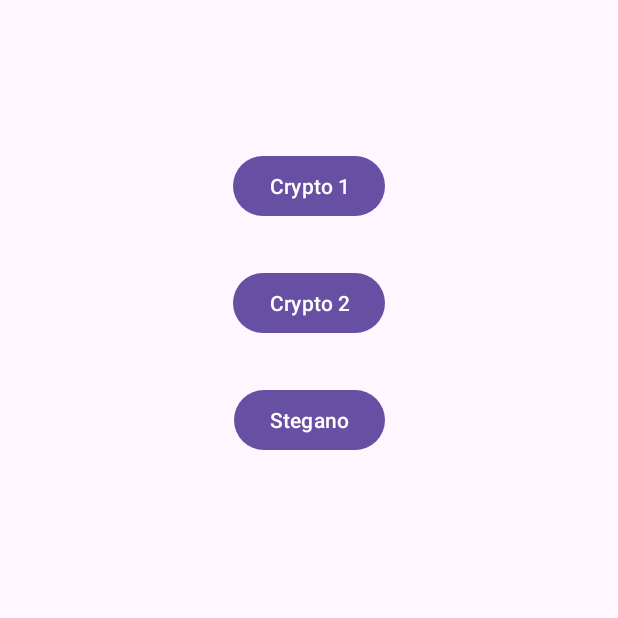
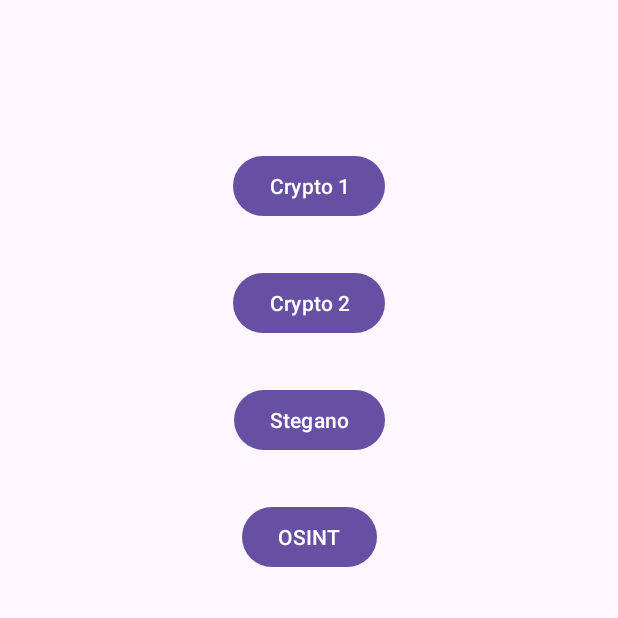
Before and after one commit to HugoCls/SDM-CTFrench, an Android app: the screen it shows after launch (MainActivity), on a phone screen of 412 x 824 dp, the top half of it. Run offline under Robolectric (Android 15) with nearby library versions, the light colour scheme and no system bars.

Commit message:
Added Osint CTF

```diff
--- a/CTFrench/app/src/main/AndroidManifest.xml
+++ b/CTFrench/app/src/main/AndroidManifest.xml
@@ -12,6 +12,9 @@
         android:supportsRtl="true"
         android:theme="@style/Theme.CTFrench"
         tools:targetApi="31">
+        <activity
+            android:name=".OSINT"
+            android:exported="false" />
         <activity
             android:name=".Crypto2"
             android:exported="false" />
--- a/CTFrench/app/src/main/java/com/example/ctfrench/MainActivity.java
+++ b/CTFrench/app/src/main/java/com/example/ctfrench/MainActivity.java
@@ -19,6 +19,7 @@ public class MainActivity extends AppCompatActivity {
         Button Crypto1 = findViewById(R.id.Crypto1);
         Button Crypto2 = findViewById(R.id.Crypto2);
         Button Stegano = findViewById(R.id.Stegano);
+        Button Osint = findViewById(R.id.Osint);
         Crypto1.setOnClickListener(new View.OnClickListener() {
             @Override
             public void onClick(View v) {
@@ -48,5 +49,15 @@ public class MainActivity extends AppCompatActivity {
 
             }
         });
+
+        Osint.setOnClickListener(new View.OnClickListener() {
+            @Override
+            public void onClick(View v) {
+
+                Intent intent = new Intent(MainActivity.this, OSINT.class);
+                startActivity(intent);
+
+            }
+        });
     }
 }
--- a/CTFrench/app/src/main/res/layout/activity_main.xml
+++ b/CTFrench/app/src/main/res/layout/activity_main.xml
@@ -44,4 +44,16 @@
         app:layout_constraintStart_toStartOf="parent"
         app:layout_constraintTop_toBottomOf="@+id/Crypto1" />
 
+    <Button
+        android:id="@+id/Osint"
+        android:layout_width="wrap_content"
+        android:layout_height="wrap_content"
+        android:layout_marginStart="160dp"
+        android:layout_marginTop="30dp"
+        android:layout_marginEnd="160dp"
+        android:text="OSINT"
+        app:layout_constraintEnd_toEndOf="parent"
+        app:layout_constraintStart_toStartOf="parent"
+        app:layout_constraintTop_toBottomOf="@+id/Stegano" />
+
 </androidx.constraintlayout.widget.ConstraintLayout>
```
Also changed, not shown: CTFrench/app/src/main/java/com/example/ctfrench/OSINT.java (added, +24 -0 lines), CTFrench/app/src/main/res/layout/activity_osint.xml (added, +48 -0 lines).
